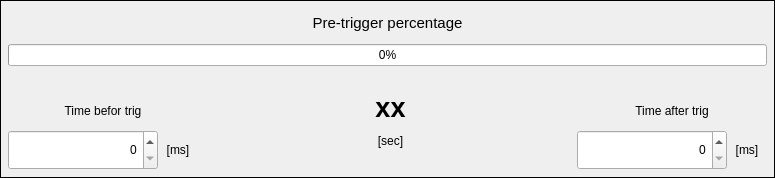
Old version of the form settingPreTriggerPercentage.ui in the repository coucou1121/Datalogger.
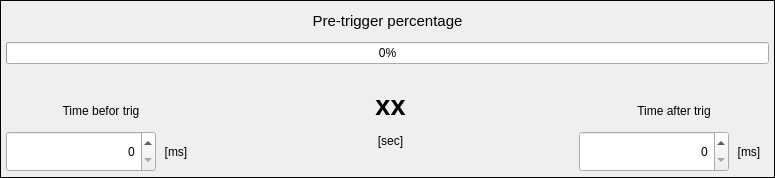
New version of the form. Icons and pictures are not drawn.

The edit to the form file:
```diff
--- a/settingPreTriggerPercentage.ui
+++ b/settingPreTriggerPercentage.ui
@@ -18,16 +18,16 @@
   </property>
   <layout class="QGridLayout" name="gridLayout">
    <property name="leftMargin">
-    <number>7</number>
+    <number>5</number>
    </property>
    <property name="topMargin">
-    <number>7</number>
+    <number>5</number>
    </property>
    <property name="rightMargin">
-    <number>7</number>
+    <number>5</number>
    </property>
    <property name="bottomMargin">
-    <number>7</number>
+    <number>5</number>
    </property>
    <item row="2" column="1" colspan="5">
     <widget class="QLabel" name="labelFlow">
```
